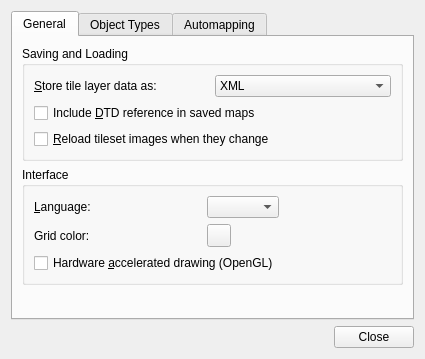
Qt form src/tiled/preferencesdialog.ui (mapeditor/tiled) before a commit.
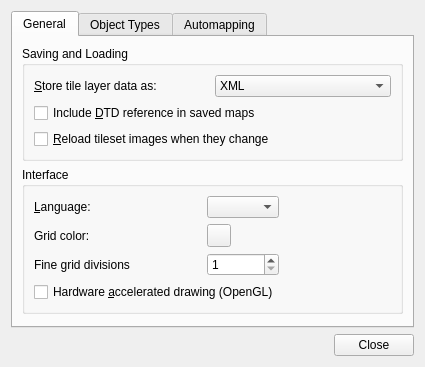
The same form after that commit. Icons and pictures are not drawn. Custom widgets are drawn as their Qt base class.

Commit message: Added a 'snap to fine grid' feature. Allows for objects to be placed accurately at sub-tile increments.

```diff
--- a/src/tiled/preferencesdialog.ui
+++ b/src/tiled/preferencesdialog.ui
@@ -98,7 +98,7 @@
           <string>Interface</string>
          </property>
          <layout class="QGridLayout" name="gridLayout_2">
-          <item row="3" column="0" colspan="4">
+          <item row="4" column="0" colspan="4">
            <widget class="QCheckBox" name="openGL">
             <property name="text">
              <string>Hardware &amp;accelerated drawing (OpenGL)</string>
@@ -141,6 +141,23 @@
           <item row="0" column="3">
            <widget class="QComboBox" name="languageCombo"/>
           </item>
+          <item row="3" column="0">
+           <widget class="QLabel" name="label_4">
+            <property name="text">
+             <string>Fine grid divisions</string>
+            </property>
+           </widget>
+          </item>
+          <item row="3" column="3">
+           <widget class="QSpinBox" name="gridFine">
+            <property name="minimum">
+             <number>1</number>
+            </property>
+            <property name="maximum">
+             <number>128</number>
+            </property>
+           </widget>
+          </item>
          </layout>
         </widget>
        </item>
```
The commit also changes 9 other files.
